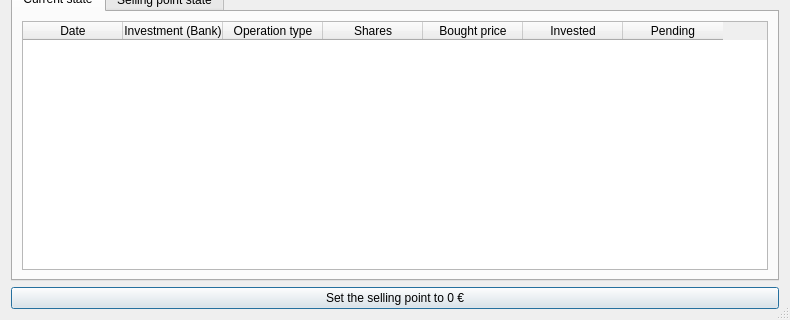
This is ui/frmSellingPoint.ui in turulomio/xulpymoney as Qt 5 draws it before an edit; both pictures show x 0 to 790 and y 300 to 620 of the 790 by 620 pixel window. The edited form follows.
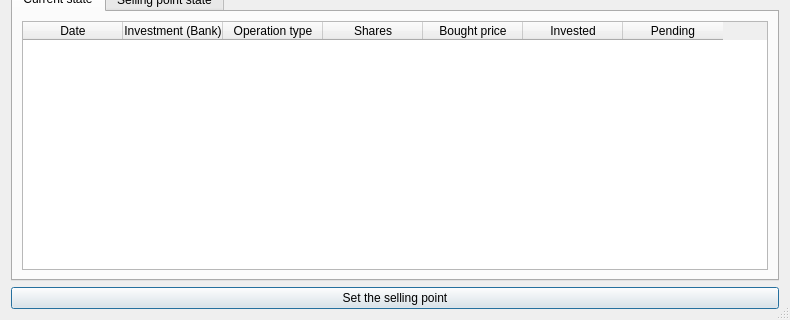
This is the edited form. Icons and pictures are not drawn. Custom widgets are drawn as their Qt base class.

What changed in the file:
```diff
--- a/ui/frmSellingPoint.ui
+++ b/ui/frmSellingPoint.ui
@@ -336,7 +336,7 @@
      <item>
       <widget class="QPushButton" name="cmd">
        <property name="text">
-        <string>Set the selling point to 0 €</string>
+        <string>Set the selling point</string>
        </property>
       </widget>
      </item>
```
